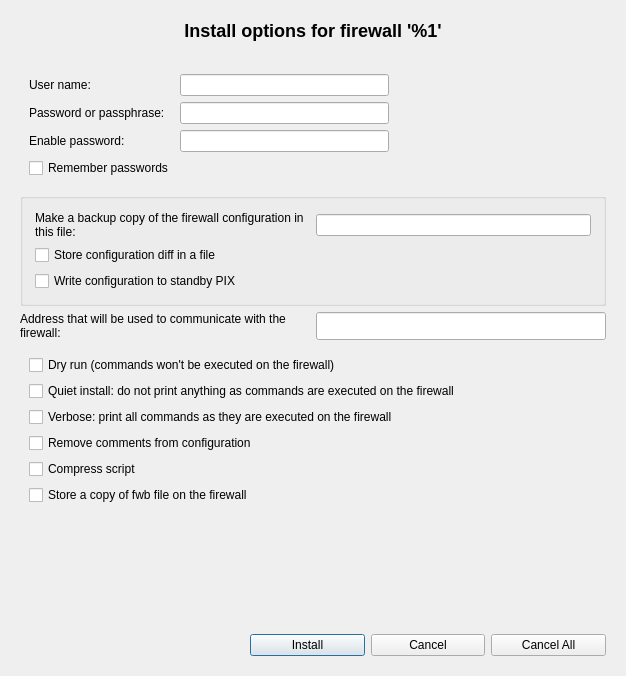
Old version of the form src/libgui/instoptionsdialog_q.ui in the repository fwbuilder/fwbuilder.
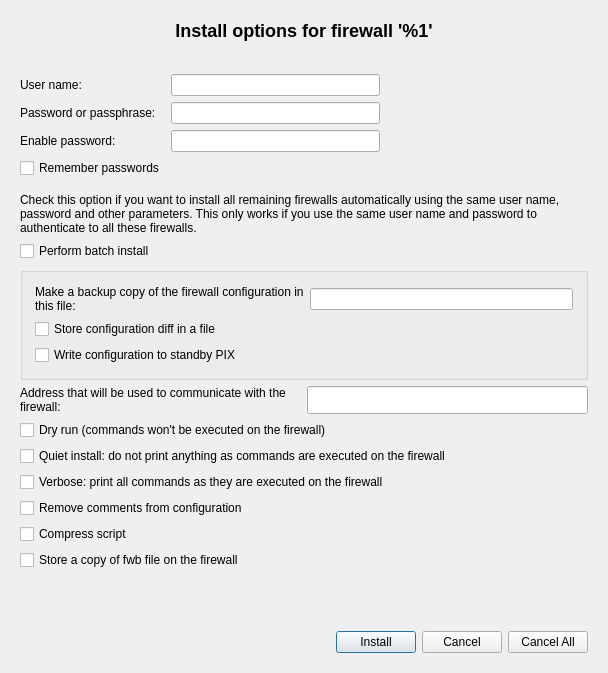
New version of the form.

Commit message: moved "batch install" button from the main installer wizard to the dialog where user enters their password. Now user can start in a non-batch install mode but continue in batch install mode at any time if all their firewalls authenticate with the same user name and password.

Patch:
```diff
--- a/src/libgui/instoptionsdialog_q.ui
+++ b/src/libgui/instoptionsdialog_q.ui
@@ -6,8 +6,8 @@
    <rect>
     <x>0</x>
     <y>0</y>
-    <width>626</width>
-    <height>676</height>
+    <width>604</width>
+    <height>662</height>
    </rect>
   </property>
   <property name="sizePolicy">
@@ -80,7 +80,7 @@
      <property name="frameShadow">
       <enum>QFrame::Plain</enum>
      </property>
-     <layout class="QGridLayout" name="gridLayout_3">
+     <layout class="QGridLayout" name="gridLayout_2">
       <item row="0" column="0" colspan="2">
        <widget class="QFrame" name="frame15">
         <property name="sizePolicy">
@@ -102,6 +102,12 @@
          <enum>QFrame::Plain</enum>
         </property>
         <layout class="QGridLayout" name="gridLayout">
+         <property name="leftMargin">
+          <number>0</number>
+         </property>
+         <property name="rightMargin">
+          <number>0</number>
+         </property>
          <item row="0" column="0">
           <widget class="QLabel" name="unameLbl">
            <property name="text">
@@ -177,6 +183,32 @@
        </widget>
       </item>
       <item row="1" column="0" colspan="2">
+       <widget class="QLabel" name="batchInstallText">
+        <property name="text">
+         <string>Check this option if you want to install all remaining firewalls automatically using the same user name, password and other parameters. This only works if you use the same user name and password to authenticate to all these firewalls. </string>
+        </property>
+        <property name="alignment">
+         <set>Qt::AlignVCenter</set>
+        </property>
+        <property name="wordWrap">
+         <bool>true</bool>
+        </property>
+       </widget>
+      </item>
+      <item row="2" column="0">
+       <widget class="QCheckBox" name="batchInstall">
+        <property name="sizePolicy">
+         <sizepolicy hsizetype="Minimum" vsizetype="Fixed">
+          <horstretch>0</horstretch>
+          <verstretch>0</verstretch>
+         </sizepolicy>
+        </property>
+        <property name="text">
+         <string>Perform batch install</string>
+        </property>
+       </widget>
+      </item>
+      <item row="3" column="0" colspan="2">
        <widget class="QGroupBox" name="PIXgroupBox">
         <property name="sizePolicy">
          <sizepolicy hsizetype="Preferred" vsizetype="Fixed">
@@ -240,7 +272,7 @@
         </layout>
        </widget>
       </item>
-      <item row="2" column="0">
+      <item row="4" column="0">
        <widget class="QLabel" name="altAddressLabel">
         <property name="sizePolicy">
          <sizepolicy hsizetype="Expanding" vsizetype="Preferred">
@@ -259,7 +291,7 @@
         </property>
        </widget>
       </item>
-      <item row="2" column="1">
+      <item row="4" column="1">
        <widget class="QLineEdit" name="altAddress">
         <property name="minimumSize">
          <size>
@@ -275,67 +307,49 @@
         </property>
        </widget>
       </item>
-      <item row="3" column="0" colspan="2">
-       <widget class="QFrame" name="generalOptionsBox">
-        <property name="sizePolicy">
-         <sizepolicy hsizetype="Preferred" vsizetype="Fixed">
-          <horstretch>0</horstretch>
-          <verstretch>0</verstretch>
-         </sizepolicy>
+      <item row="5" column="0" colspan="2">
+       <widget class="QCheckBox" name="test">
+        <property name="text">
+         <string>Dry run (commands won't be executed on the firewall)</string>
         </property>
-        <property name="frameShape">
-         <enum>QFrame::NoFrame</enum>
+       </widget>
+      </item>
+      <item row="6" column="0" colspan="2">
+       <widget class="QCheckBox" name="quiet">
+        <property name="text">
+         <string>Quiet install: do not print anything as commands are executed on the firewall</string>
         </property>
-        <property name="frameShadow">
-         <enum>QFrame::Plain</enum>
+       </widget>
+      </item>
+      <item row="7" column="0" colspan="2">
+       <widget class="QCheckBox" name="verbose">
+        <property name="text">
+         <string>Verbose: print all commands as they are executed on the firewall</string>
         </property>
-        <layout class="QGridLayout" name="gridLayout_2">
-         <item row="0" column="0">
-          <widget class="QCheckBox" name="test">
-           <property name="text">
-            <string>Dry run (commands won't be executed on the firewall)</string>
-           </property>
-          </widget>
-         </item>
-         <item row="1" column="0">
-          <widget class="QCheckBox" name="quiet">
-           <property name="text">
-            <string>Quiet install: do not print anything as commands are executed on the firewall</string>
-           </property>
-          </widget>
-         </item>
-         <item row="2" column="0">
-          <widget class="QCheckBox" name="verbose">
-           <property name="text">
-            <string>Verbose: print all commands as they are executed on the firewall</string>
-           </property>
-          </widget>
-         </item>
-         <item row="3" column="0">
-          <widget class="QCheckBox" name="stripComments">
-           <property name="text">
-            <string>Remove comments from configuration</string>
-           </property>
-          </widget>
-         </item>
-         <item row="4" column="0">
-          <widget class="QCheckBox" name="compressScript">
-           <property name="text">
-            <string>Compress script</string>
-           </property>
-          </widget>
-         </item>
-         <item row="5" column="0">
-          <widget class="QCheckBox" name="copyFWB">
-           <property name="text">
-            <string>Store a copy of fwb file on the firewall</string>
-           </property>
-          </widget>
-         </item>
-        </layout>
        </widget>
       </item>
-      <item row="4" column="0" colspan="2">
+      <item row="8" column="0" colspan="2">
+       <widget class="QCheckBox" name="stripComments">
+        <property name="text">
+         <string>Remove comments from configuration</string>
+        </property>
+       </widget>
+      </item>
+      <item row="9" column="0" colspan="2">
+       <widget class="QCheckBox" name="compressScript">
+        <property name="text">
+         <string>Compress script</string>
+        </property>
+       </widget>
+      </item>
+      <item row="10" column="0" colspan="2">
+       <widget class="QCheckBox" name="copyFWB">
+        <property name="text">
+         <string>Store a copy of fwb file on the firewall</string>
+        </property>
+       </widget>
+      </item>
+      <item row="11" column="0" colspan="2">
        <spacer name="verticalSpacer">
         <property name="orientation">
          <enum>Qt::Vertical</enum>
@@ -371,7 +385,20 @@
      <property name="frameShadow">
       <enum>QFrame::Plain</enum>
      </property>
-     <layout class="QGridLayout">
+     <layout class="QGridLayout" name="gridLayout_3">
+      <item row="0" column="0">
+       <spacer name="horizontalSpacer">
+        <property name="orientation">
+         <enum>Qt::Horizontal</enum>
+        </property>
+        <property name="sizeHint" stdset="0">
+         <size>
+          <width>310</width>
+          <height>20</height>
+         </size>
+        </property>
+       </spacer>
+      </item>
       <item row="0" column="1">
        <widget class="QPushButton" name="okButton">
         <property name="text">
@@ -386,22 +413,6 @@
         </property>
        </widget>
       </item>
-      <item row="0" column="0">
-       <spacer>
-        <property name="orientation">
-         <enum>Qt::Vertical</enum>
-        </property>
-        <property name="sizeType">
-         <enum>QSizePolicy::Expanding</enum>
-        </property>
-        <property name="sizeHint" stdset="0">
-         <size>
-          <width>230</width>
-          <height>20</height>
-         </size>
-        </property>
-       </spacer>
-      </item>
       <item row="0" column="3">
        <widget class="QPushButton" name="cancelAllButton">
         <property name="text">
```
Left out of the diff: 59 changed lines with no effect on the pictures. The commit also changes 14 other files.
